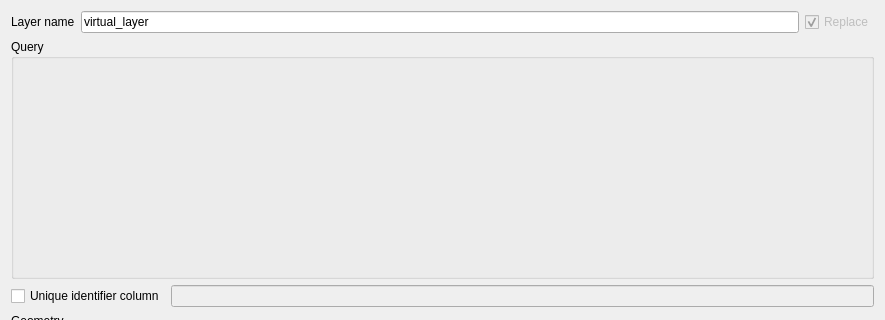
This is src/providers/virtual/qgsvirtuallayersourceselectbase.ui in qgis/QGIS as Qt 5 draws it before an edit; both pictures show x 0 to 885 and y 0 to 320 of the 885 by 619 pixel window. The edited form follows.
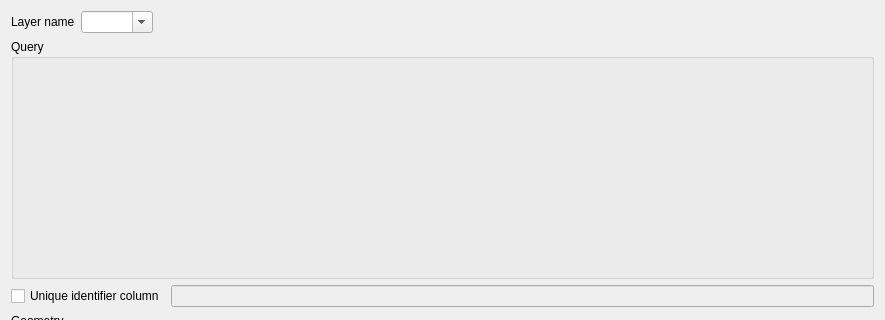
This is the edited form. Custom widgets are drawn as their Qt base class.

Commit message: Fix virtual layer creation GUI

```diff
--- a/src/providers/virtual/qgsvirtuallayersourceselectbase.ui
+++ b/src/providers/virtual/qgsvirtuallayersourceselectbase.ui
@@ -24,25 +24,25 @@
       </widget>
      </item>
      <item>
-      <widget class="QLineEdit" name="mLayerName">
-       <property name="text">
-        <string>virtual_layer</string>
-       </property>
-      </widget>
-     </item>
-     <item>
-      <widget class="QCheckBox" name="mReplaceLayer">
-       <property name="enabled">
-        <bool>false</bool>
-       </property>
-       <property name="text">
-        <string>Replace</string>
-       </property>
-       <property name="checked">
+      <widget class="QComboBox" name="mLayerNameCombo">
+       <property name="editable">
         <bool>true</bool>
        </property>
       </widget>
      </item>
+     <item>
+      <spacer name="horizontalSpacer">
+       <property name="orientation">
+        <enum>Qt::Horizontal</enum>
+       </property>
+       <property name="sizeHint" stdset="0">
+        <size>
+         <width>40</width>
+         <height>20</height>
+        </size>
+       </property>
+      </spacer>
+     </item>
     </layout>
    </item>
    <item>
```
Left out of the diff: 3 changed lines with no effect on the pictures. The commit also changes 4 other files.
